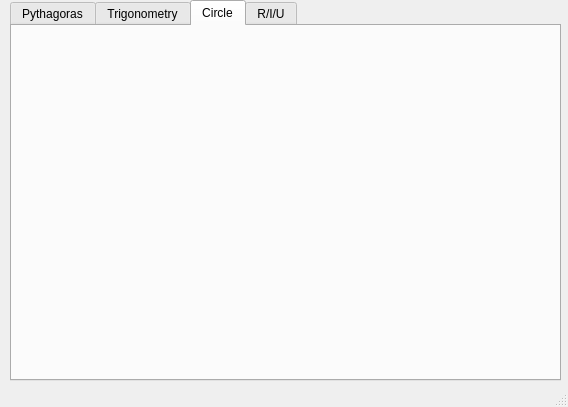
The window that mainwindow.ui (M4rtin052/Functions) describes before a commit, drawn with Qt 5.
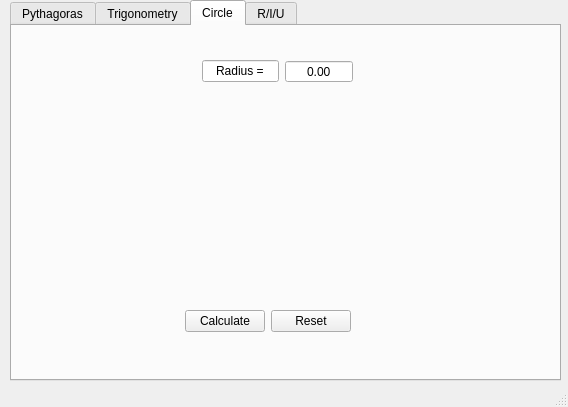
The same window after the commit. The open tabs and pages were chosen to show the change.

What changed in the file:
```diff
--- a/mainwindow.ui
+++ b/mainwindow.ui
@@ -646,6 +646,120 @@
      <attribute name="title">
       <string>Circle</string>
      </attribute>
+     <widget class="QWidget" name="">
+      <property name="geometry">
+       <rect>
+        <x>20</x>
+        <y>70</y>
+        <width>501</width>
+        <height>191</height>
+       </rect>
+      </property>
+      <layout class="QHBoxLayout" name="horizontalLayout_10">
+       <item>
+        <widget class="QLabel" name="label_2">
+         <property name="text">
+          <string/>
+         </property>
+        </widget>
+       </item>
+       <item>
+        <widget class="QLabel" name="label_8">
+         <property name="text">
+          <string/>
+         </property>
+        </widget>
+       </item>
+      </layout>
+     </widget>
+     <widget class="QWidget" name="">
+      <property name="geometry">
+       <rect>
+        <x>190</x>
+        <y>10</y>
+        <width>151</width>
+        <height>71</height>
+       </rect>
+      </property>
+      <layout class="QHBoxLayout" name="horizontalLayout_12">
+       <item>
+        <widget class="QLineEdit" name="lineEdit_4">
+         <property name="text">
+          <string>Radius =</string>
+         </property>
+         <property name="alignment">
+          <set>Qt::AlignCenter</set>
+         </property>
+         <property name="readOnly">
+          <bool>true</bool>
+         </property>
+        </widget>
+       </item>
+       <item>
+        <widget class="QDoubleSpinBox" name="doubleSpinBox">
+         <property name="alignment">
+          <set>Qt::AlignCenter</set>
+         </property>
+         <property name="buttonSymbols">
+          <enum>QAbstractSpinBox::NoButtons</enum>
+         </property>
+         <property name="maximum">
+          <double>1000000.000000000000000</double>
+         </property>
+        </widget>
+       </item>
+      </layout>
+     </widget>
+     <widget class="QWidget" name="">
+      <property name="geometry">
+       <rect>
+        <x>30</x>
+        <y>260</y>
+        <width>451</width>
+        <height>71</height>
+       </rect>
+      </property>
+      <layout class="QHBoxLayout" name="horizontalLayout_25">
+       <item>
+        <widget class="QLabel" name="label_9">
+         <property name="text">
+          <string/>
+         </property>
+         <property name="alignment">
+          <set>Qt::AlignCenter</set>
+         </property>
+        </widget>
+       </item>
+       <item>
+        <layout class="QHBoxLayout" name="horizontalLayout_13">
+         <item>
+          <widget class="QPushButton" name="pushButton_7">
+           <property name="text">
+            <string>Calculate</string>
+           </property>
+          </widget>
+         </item>
+         <item>
+          <widget class="QPushButton" name="pushButton_8">
+           <property name="text">
+            <string>Reset</string>
+           </property>
+          </widget>
+         </item>
+        </layout>
+       </item>
+       <item>
+        <widget class="QLabel" name="label_10">
+         <property name="text">
+          <string/>
+         </property>
+         <property name="alignment">
+          <set>Qt::AlignCenter</set>
+         </property>
+        </widget>
+       </item>
+      </layout>
+     </widget>
     </widget>
     <widget class="QWidget" name="Resistance">
      <attribute name="title">
```
Left out of the diff: 57 changed lines with no effect on the pictures.
